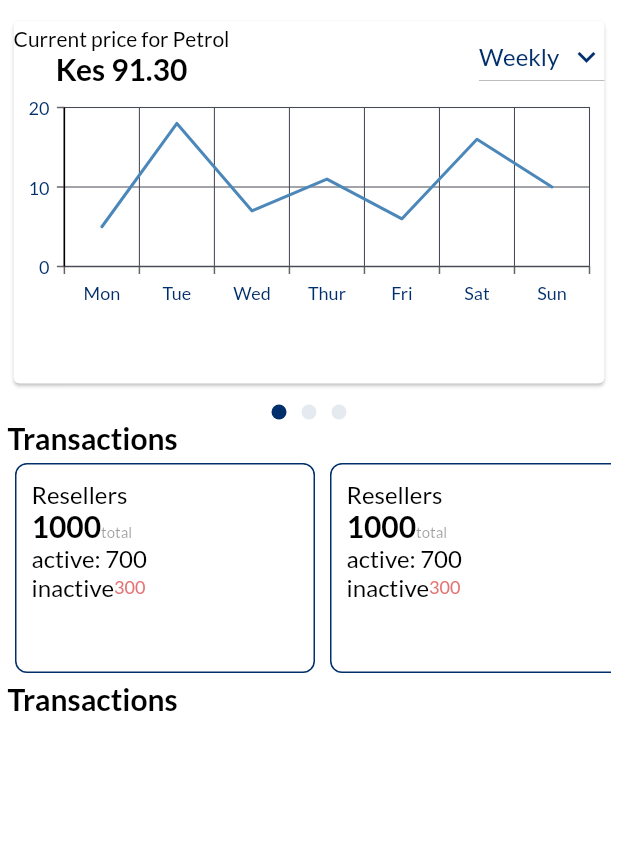
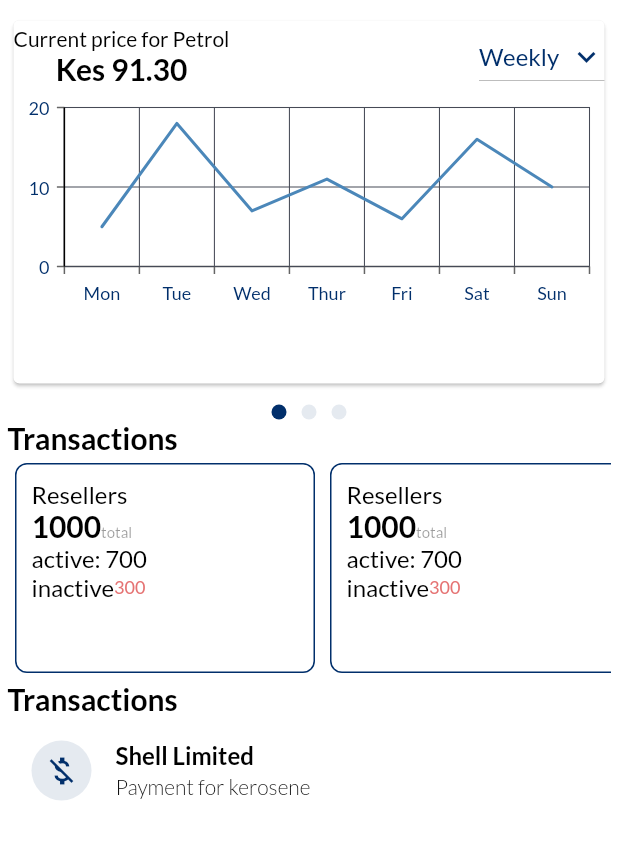
Before and after one commit to NjokiCynthia/sales_app, a Flutter app: the DashboardScreen screen opened directly, on a phone screen of 412 x 824 dp, the part 98-958 px from its top. Run offline on Flutter 3.47's test engine with Material 2 defaults, Android fonts, the phone set to English and light mode, and no system bars; drawn by our look-alikes of card_swiper; our stand-ins replace animated_splash_screen, country_code_picker, google_fonts, intl_phone_number_input, introduction_screen, persistent_bottom_nav_bar and 1 more.

Commit message:
Add list tiles

```diff
--- a/lib/screens/dashboard/home.dart
+++ b/lib/screens/dashboard/home.dart
@@ -243,6 +243,28 @@ class _DashboardScreenState extends State<DashboardScreen> {
                     'Transactions',
                     style: m_title,
                   ),
+                  Container(
+                    height: 50,
+                    child: ListTile(
+                      leading: Container(
+                        decoration: BoxDecoration(
+                          color: primaryDarkColor.withOpacity(0.1),
+                          shape: BoxShape.circle,
+                        ),
+                        padding: const EdgeInsets.all(8),
+                        child: const Icon(
+                          Icons.money_off,
+                          color: primaryDarkColor,
+                        ),
+                      ),
+                      title: Text(
+                        'Shell Limited',
+                        //textScaleFactor: 1.5,
+                        style: displayTitle,
+                      ),
+                      subtitle: Text('Payment for kerosene', style: bodyTextSmall,),
+                    ),
+                  )
                 ])),
       ),
     );
```
